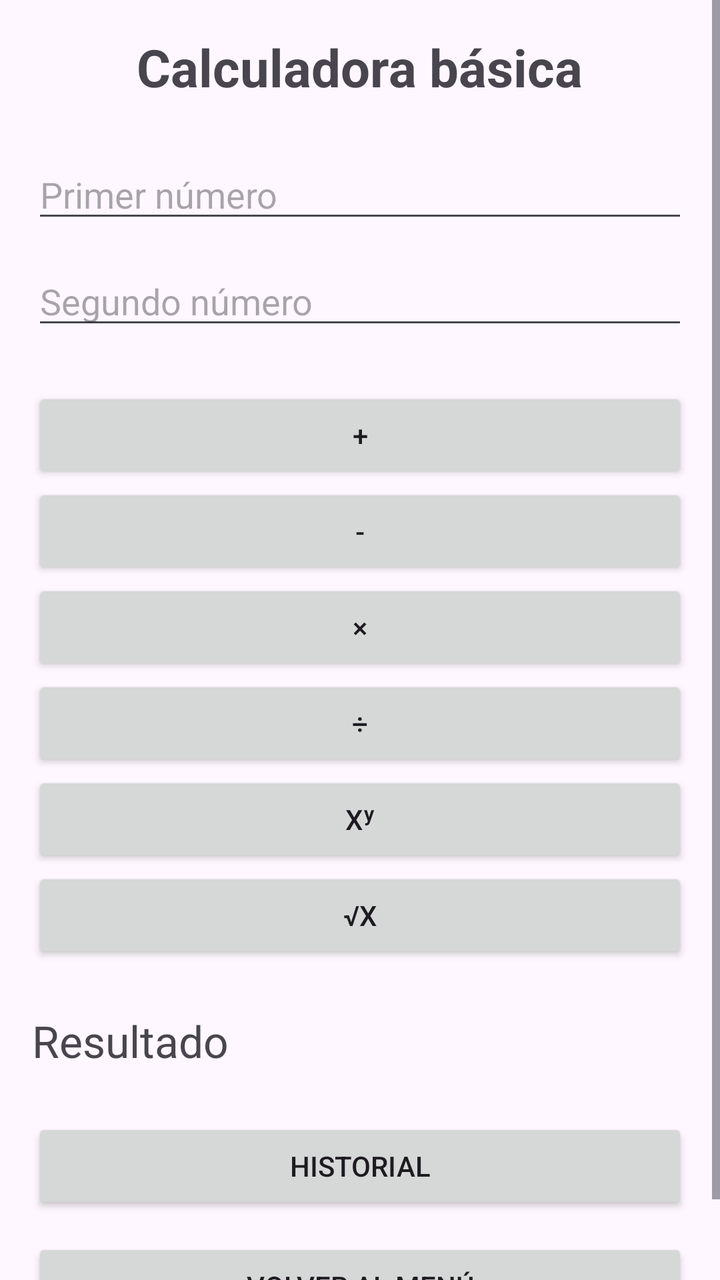
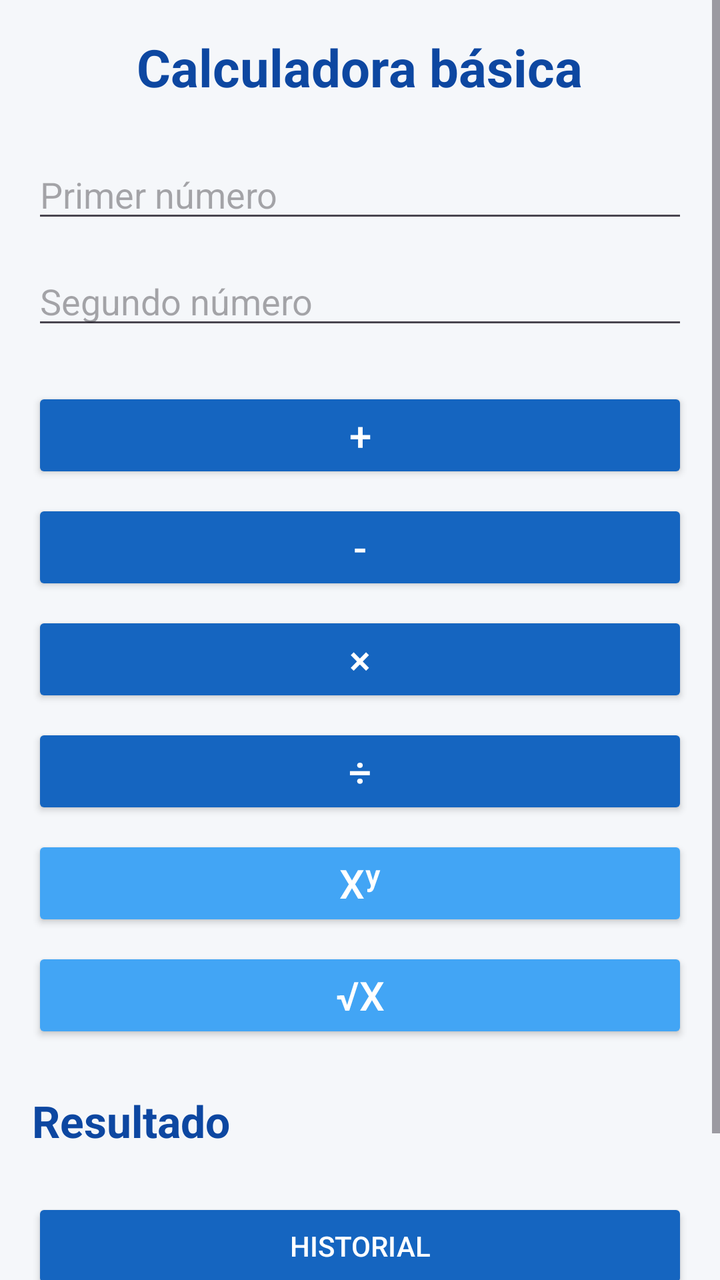

Compare the two renders of this Android layout. The source of the first and the diff that turns it into the second are given below.
<!-- AndroidManifest.xml: application theme Theme.Desafio1DSMlab -->
<!-- res/layout/activity_calculadora.xml -->
<?xml version="1.0" encoding="utf-8"?>
<ScrollView xmlns:android="http://schemas.android.com/apk/res/android"
    android:layout_width="match_parent"
    android:layout_height="match_parent">

    <LinearLayout
        android:layout_width="match_parent"
        android:layout_height="wrap_content"
        android:orientation="vertical"
        android:padding="@dimen/padding_pantalla">

        <TextView
            android:id="@+id/tvTituloCalculadora"
            android:layout_width="wrap_content"
            android:layout_height="wrap_content"
            android:text="@string/titulo_calculadora"
            android:textSize="26sp"
            android:textStyle="bold"
            android:layout_gravity="center"
            android:layout_marginBottom="@dimen/margen_grande" />

        <EditText
            android:id="@+id/etPrimerNumero"
            android:layout_width="match_parent"
            android:layout_height="wrap_content"
            android:hint="@string/primer_numero"
            android:inputType="numberDecimal|numberSigned"
            android:layout_marginBottom="@dimen/margen_normal" />

        <EditText
            android:id="@+id/etSegundoNumero"
            android:layout_width="match_parent"
            android:layout_height="wrap_content"
            android:hint="@string/segundo_numero"
            android:inputType="numberDecimal|numberSigned"
            android:layout_marginBottom="@dimen/margen_grande" />

        <Button
            android:id="@+id/btnSuma"
            android:layout_width="match_parent"
            android:layout_height="wrap_content"
            android:text="+" />

        <Button
            android:id="@+id/btnResta"
            android:layout_width="match_parent"
            android:layout_height="wrap_content"
            android:text="-" />

        <Button
            android:id="@+id/btnMultiplicacion"
            android:layout_width="match_parent"
            android:layout_height="wrap_content"
            android:text="×" />

        <Button
            android:id="@+id/btnDivision"
            android:layout_width="match_parent"
            android:layout_height="wrap_content"
            android:text="÷" />

        <Button
            android:id="@+id/btnExponente"
            android:layout_width="match_parent"
            android:layout_height="wrap_content"
            android:text="xʸ" />

        <Button
            android:id="@+id/btnRaizCuadrada"
            android:layout_width="match_parent"
            android:layout_height="wrap_content"
            android:text="√x" />

        <TextView
            android:id="@+id/tvResultadoCalculadora"
            android:layout_width="match_parent"
            android:layout_height="wrap_content"
            android:text="@string/resultado_calculadora"
            android:textSize="22sp"
            android:layout_marginTop="@dimen/margen_grande"
            android:layout_marginBottom="@dimen/margen_grande" />

        <Button
            android:id="@+id/btnGuardarHistorial"
            android:layout_width="match_parent"
            android:layout_height="wrap_content"
            android:text="@string/historial"
            android:layout_marginBottom="@dimen/margen_normal" />

        <Button
            android:id="@+id/btnVolverMenuCalculadora"
            android:layout_width="match_parent"
            android:layout_height="wrap_content"
            android:text="@string/volver_menu" />

    </LinearLayout>

</ScrollView>
<!-- resources referenced by this layout -->
<resources>
  <dimen name="margen_grande">24dp</dimen>
  <dimen name="margen_normal">12dp</dimen>
  <dimen name="padding_pantalla">16dp</dimen>
  <string name="historial">Historial</string>
  <string name="primer_numero">Primer número</string>
  <string name="resultado_calculadora">Resultado</string>
  <string name="segundo_numero">Segundo número</string>
  <string name="titulo_calculadora">Calculadora básica</string>
  <string name="volver_menu">Volver al menú</string>
  <style name="Theme.Desafio1DSMlab" parent="Base.Theme.Desafio1DSMlab" />
  <style name="Base.Theme.Desafio1DSMlab" parent="Theme.Material3.DayNight.NoActionBar">
          
          
      </style>
</resources>

<!-- the commit's change to res/layout/activity_calculadora.xml (unified diff, before → after) -->
@@ -1,7 +1,8 @@
 <?xml version="1.0" encoding="utf-8"?>
 <ScrollView xmlns:android="http://schemas.android.com/apk/res/android"
     android:layout_width="match_parent"
-    android:layout_height="match_parent">
+    android:layout_height="match_parent"
+    android:background="@color/fondo_principal">
 
     <LinearLayout
         android:layout_width="match_parent"
@@ -16,6 +17,7 @@
             android:text="@string/titulo_calculadora"
             android:textSize="26sp"
             android:textStyle="bold"
+            android:textColor="@color/azul_oscuro"
             android:layout_gravity="center"
             android:layout_marginBottom="@dimen/margen_grande" />
 
@@ -25,6 +27,7 @@
             android:layout_height="wrap_content"
             android:hint="@string/primer_numero"
             android:inputType="numberDecimal|numberSigned"
+            android:textColor="@color/texto_principal"
             android:layout_marginBottom="@dimen/margen_normal" />
 
         <EditText
@@ -33,43 +36,68 @@
             android:layout_height="wrap_content"
             android:hint="@string/segundo_numero"
             android:inputType="numberDecimal|numberSigned"
+            android:textColor="@color/texto_principal"
             android:layout_marginBottom="@dimen/margen_grande" />
 
         <Button
             android:id="@+id/btnSuma"
             android:layout_width="match_parent"
             android:layout_height="wrap_content"
-            android:text="+" />
+            android:text="+"
+            android:textSize="20sp"
+            android:textColor="@color/blanco"
+            android:backgroundTint="@color/azul_principal"
+            android:layout_marginBottom="@dimen/margen_pequeno" />
 
         <Button
             android:id="@+id/btnResta"
             android:layout_width="match_parent"
             android:layout_height="wrap_content"
-            android:text="-" />
+            android:text="-"
+            android:textSize="20sp"
+            android:textColor="@color/blanco"
+            android:backgroundTint="@color/azul_principal"
+            android:layout_marginBottom="@dimen/margen_pequeno" />
 
         <Button
             android:id="@+id/btnMultiplicacion"
             android:layout_width="match_parent"
             android:layout_height="wrap_content"
-            android:text="×" />
+            android:text="×"
+            android:textSize="20sp"
+            android:textColor="@color/blanco"
+            android:backgroundTint="@color/azul_principal"
+            android:layout_marginBottom="@dimen/margen_pequeno" />
 
         <Button
             android:id="@+id/btnDivision"
             android:layout_width="match_parent"
             android:layout_height="wrap_content"
-            android:text="÷" />
+            android:text="÷"
+            android:textSize="20sp"
+            android:textColor="@color/blanco"
+            android:backgroundTint="@color/azul_principal"
+            android:layout_marginBottom="@dimen/margen_pequeno" />
 
         <Button
             android:id="@+id/btnExponente"
             android:layout_width="match_parent"
             android:layout_height="wrap_content"
-            android:text="xʸ" />
+            android:text="xʸ"
+            android:textSize="20sp"
+            android:textColor="@color/blanco"
+            android:backgroundTint="@color/azul_secundario"
+            android:layout_marginBottom="@dimen/margen_pequeno" />
 
         <Button
             android:id="@+id/btnRaizCuadrada"
             android:layout_width="match_parent"
             android:layout_height="wrap_content"
-            android:text="√x" />
+            android:text="√x"
+            android:textSize="20sp"
+            android:textColor="@color/blanco"
+            android:backgroundTint="@color/azul_secundario"
+            android:layout_marginBottom="@dimen/margen_grande" />
 
         <TextView
             android:id="@+id/tvResultadoCalculadora"
@@ -77,7 +105,8 @@
             android:layout_height="wrap_content"
             android:text="@string/resultado_calculadora"
             android:textSize="22sp"
-            android:layout_marginTop="@dimen/margen_grande"
+            android:textStyle="bold"
+            android:textColor="@color/azul_oscuro"
             android:layout_marginBottom="@dimen/margen_grande" />
 
         <Button
@@ -85,13 +114,17 @@
             android:layout_width="match_parent"
             android:layout_height="wrap_content"
             android:text="@string/historial"
+            android:textColor="@color/blanco"
+            android:backgroundTint="@color/azul_principal"
             android:layout_marginBottom="@dimen/margen_normal" />
 
         <Button
             android:id="@+id/btnVolverMenuCalculadora"
             android:layout_width="match_parent"
             android:layout_height="wrap_content"
-            android:text="@string/volver_menu" />
+            android:text="@string/volver_menu"
+            android:textColor="@color/blanco"
+            android:backgroundTint="@color/azul_secundario" />
 
     </LinearLayout>
 
<!-- resource entries referenced after the edit -->
@@ -1,7 +1,14 @@
 <!-- resources referenced by this layout -->
 <resources>
+  <color name="azul_oscuro">#0D47A1</color>
+  <color name="azul_principal">#1565C0</color>
+  <color name="azul_secundario">#42A5F5</color>
+  <color name="blanco">#FFFFFF</color>
+  <color name="fondo_principal">#F5F7FA</color>
+  <color name="texto_principal">#212121</color>
   <dimen name="margen_grande">24dp</dimen>
   <dimen name="margen_normal">12dp</dimen>
+  <dimen name="margen_pequeno">8dp</dimen>
   <dimen name="padding_pantalla">16dp</dimen>
   <string name="historial">Historial</string>
   <string name="primer_numero">Primer número</string>
